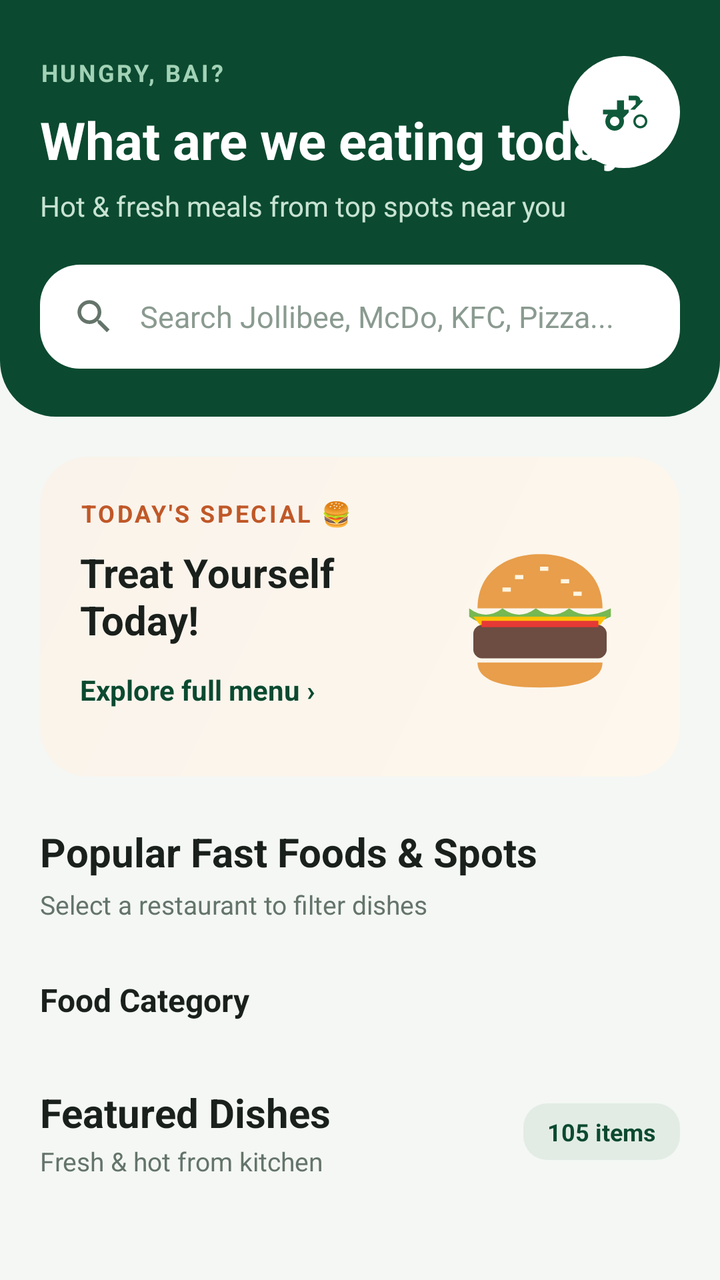
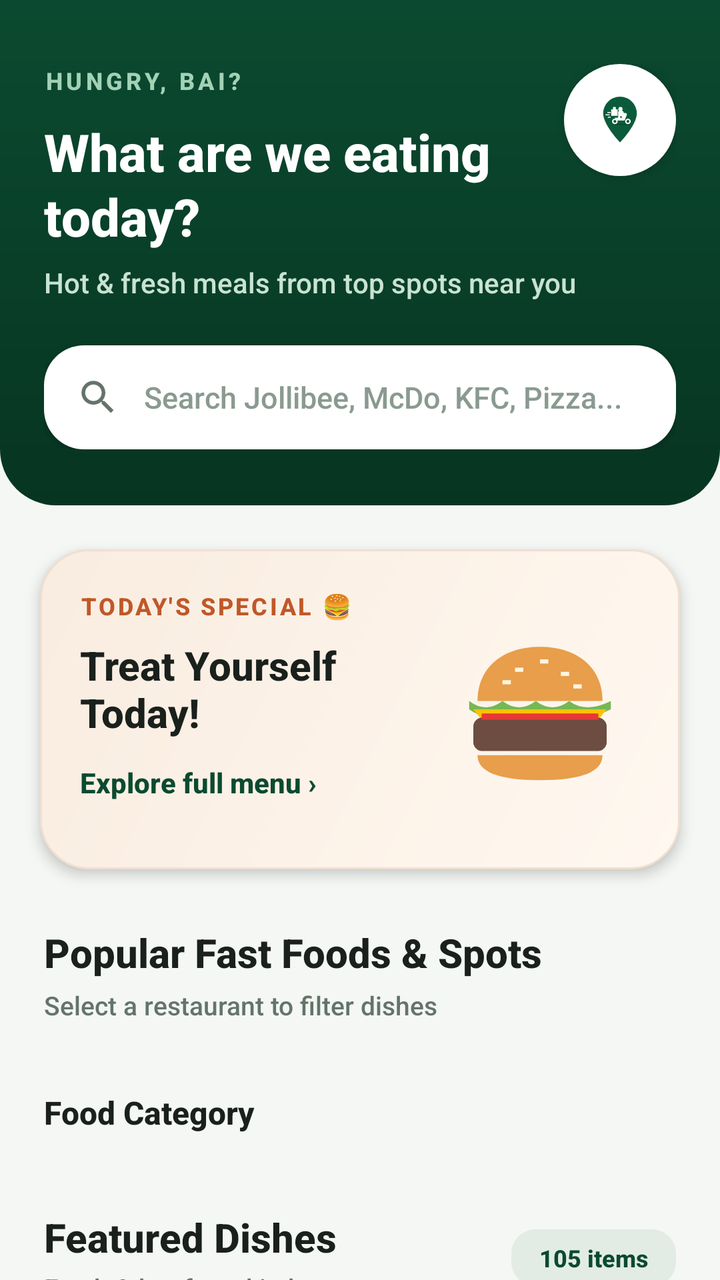

The first picture is an Android layout as it rendered before a commit; the second is the same layout after the commit. The layout source and the unified diff follow.
<!-- AndroidManifest.xml: application theme Theme.FoodOrderingSystem -->
<!-- res/layout/fragment_home.xml -->
<?xml version="1.0" encoding="utf-8"?>
<androidx.coordinatorlayout.widget.CoordinatorLayout xmlns:android="http://schemas.android.com/apk/res/android"
    xmlns:app="http://schemas.android.com/apk/res-auto"
    android:layout_width="match_parent"
    android:layout_height="match_parent"
    android:background="@color/bg_screen">

    <androidx.core.widget.NestedScrollView
        android:layout_width="match_parent"
        android:layout_height="match_parent"
        android:fillViewport="true">

        <LinearLayout
            android:layout_width="match_parent"
            android:layout_height="wrap_content"
            android:orientation="vertical">

            
            <androidx.constraintlayout.widget.ConstraintLayout
                android:layout_width="match_parent"
                android:layout_height="wrap_content"
                android:background="@drawable/bg_dark_header"
                android:paddingHorizontal="20dp"
                android:paddingTop="28dp"
                android:paddingBottom="24dp">

                
                <TextView
                    android:id="@+id/tv_tagline"
                    android:layout_width="wrap_content"
                    android:layout_height="wrap_content"
                    android:letterSpacing="0.1"
                    android:text="HUNGRY, BAI?"
                    android:textColor="#A2D2B6"
                    android:textSize="12sp"
                    android:textStyle="bold"
                    app:layout_constraintStart_toStartOf="parent"
                    app:layout_constraintTop_toTopOf="parent" />

                
                <TextView
                    android:id="@+id/tv_title"
                    android:layout_width="wrap_content"
                    android:layout_height="wrap_content"
                    android:layout_marginTop="8dp"
                    android:text="What are we eating today?"
                    android:textColor="@color/white"
                    android:textSize="26sp"
                    android:textStyle="bold"
                    app:layout_constraintStart_toStartOf="parent"
                    app:layout_constraintTop_toBottomOf="@id/tv_tagline" />

                
                <TextView
                    android:id="@+id/tv_subtitle"
                    android:layout_width="wrap_content"
                    android:layout_height="wrap_content"
                    android:layout_marginTop="6dp"
                    android:text="Hot &amp; fresh meals from top spots near you"
                    android:textColor="#C8E3D2"
                    android:textSize="14sp"
                    app:layout_constraintStart_toStartOf="parent"
                    app:layout_constraintTop_toBottomOf="@id/tv_title" />

                
                <FrameLayout
                    android:layout_width="56dp"
                    android:layout_height="56dp"
                    android:background="@drawable/bg_circle_white"
                    app:layout_constraintEnd_toEndOf="parent"
                    app:layout_constraintTop_toTopOf="parent">

                    <ImageView
                        android:layout_width="28dp"
                        android:layout_height="28dp"
                        android:layout_gravity="center"
                        android:src="@drawable/ic_scooter_badge" />
                </FrameLayout>

                
                <LinearLayout
                    android:id="@+id/ll_search"
                    android:layout_width="0dp"
                    android:layout_height="52dp"
                    android:layout_marginTop="20dp"
                    android:background="@drawable/bg_info_pill"
                    android:gravity="center_vertical"
                    android:orientation="horizontal"
                    android:paddingHorizontal="16dp"
                    app:layout_constraintEnd_toEndOf="parent"
                    app:layout_constraintStart_toStartOf="parent"
                    app:layout_constraintTop_toBottomOf="@id/tv_subtitle">

                    <ImageView
                        android:layout_width="22dp"
                        android:layout_height="22dp"
                        android:src="@drawable/ic_search" />

                    <EditText
                        android:id="@+id/et_search"
                        android:layout_width="match_parent"
                        android:layout_height="match_parent"
                        android:layout_marginStart="12dp"
                        android:background="@null"
                        android:hint="Search Jollibee, McDo, KFC, Pizza..."
                        android:inputType="text"
                        android:textColor="@color/text_dark"
                        android:textColorHint="@color/text_muted"
                        android:textSize="15sp" />
                </LinearLayout>

            </androidx.constraintlayout.widget.ConstraintLayout>

            
            <androidx.constraintlayout.widget.ConstraintLayout
                android:id="@+id/card_promo"
                android:layout_width="match_parent"
                android:layout_height="160dp"
                android:layout_marginHorizontal="20dp"
                android:layout_marginTop="20dp"
                android:background="@drawable/bg_promo_card"
                android:padding="20dp">

                <TextView
                    android:id="@+id/tv_promo_tag"
                    android:layout_width="wrap_content"
                    android:layout_height="wrap_content"
                    android:letterSpacing="0.1"
                    android:text="TODAY'S SPECIAL 🍔"
                    android:textColor="#C05828"
                    android:textSize="12sp"
                    android:textStyle="bold"
                    app:layout_constraintStart_toStartOf="parent"
                    app:layout_constraintTop_toTopOf="parent" />

                <TextView
                    android:id="@+id/tv_promo_title"
                    android:layout_width="0dp"
                    android:layout_height="wrap_content"
                    android:layout_marginTop="8dp"
                    android:layout_marginEnd="12dp"
                    android:text="Treat Yourself Today!"
                    android:textColor="@color/text_dark"
                    android:textSize="20sp"
                    android:textStyle="bold"
                    app:layout_constraintEnd_toStartOf="@id/iv_promo_burger"
                    app:layout_constraintStart_toStartOf="parent"
                    app:layout_constraintTop_toBottomOf="@id/tv_promo_tag" />

                <TextView
                    android:id="@+id/tv_promo_btn"
                    android:layout_width="wrap_content"
                    android:layout_height="wrap_content"
                    android:layout_marginTop="12dp"
                    android:clickable="true"
                    android:focusable="true"
                    android:text="Explore full menu ›"
                    android:textColor="@color/primary_green_dark"
                    android:textSize="14sp"
                    android:textStyle="bold"
                    app:layout_constraintStart_toStartOf="parent"
                    app:layout_constraintTop_toBottomOf="@id/tv_promo_title" />

                <ImageView
                    android:id="@+id/iv_promo_burger"
                    android:layout_width="100dp"
                    android:layout_height="100dp"
                    android:src="@drawable/ic_food_burger"
                    app:layout_constraintBottom_toBottomOf="parent"
                    app:layout_constraintEnd_toEndOf="parent"
                    app:layout_constraintTop_toTopOf="parent" />

            </androidx.constraintlayout.widget.ConstraintLayout>

            
            <TextView
                android:layout_width="wrap_content"
                android:layout_height="wrap_content"
                android:layout_marginStart="20dp"
                android:layout_marginTop="24dp"
                android:text="Popular Fast Foods &amp; Spots"
                android:textColor="@color/text_dark"
                android:textSize="20sp"
                android:textStyle="bold" />

            <TextView
                android:layout_width="wrap_content"
                android:layout_height="wrap_content"
                android:layout_marginStart="20dp"
                android:layout_marginTop="4dp"
                android:text="Select a restaurant to filter dishes"
                android:textColor="@color/text_secondary"
                android:textSize="13sp" />

            
            <HorizontalScrollView
                android:layout_width="match_parent"
                android:layout_height="wrap_content"
                android:layout_marginTop="12dp"
                android:clipToPadding="false"
                android:paddingHorizontal="16dp"
                android:scrollbars="none">

                <LinearLayout
                    android:id="@+id/ll_restaurants"
                    android:layout_width="wrap_content"
                    android:layout_height="wrap_content"
                    android:orientation="horizontal">
                    
                </LinearLayout>
            </HorizontalScrollView>

            
            <TextView
                android:layout_width="wrap_content"
                android:layout_height="wrap_content"
                android:layout_marginStart="20dp"
                android:layout_marginTop="16dp"
                android:text="Food Category"
                android:textColor="@color/text_dark"
                android:textSize="16sp"
                android:textStyle="bold" />

            <HorizontalScrollView
                android:layout_width="match_parent"
                android:layout_height="wrap_content"
                android:layout_marginTop="8dp"
                android:clipToPadding="false"
                android:paddingHorizontal="16dp"
                android:scrollbars="none">

                <LinearLayout
                    android:id="@+id/ll_categories"
                    android:layout_width="wrap_content"
                    android:layout_height="wrap_content"
                    android:orientation="horizontal">
                    
                </LinearLayout>
            </HorizontalScrollView>

            
            <LinearLayout
                android:layout_width="match_parent"
                android:layout_height="wrap_content"
                android:layout_marginHorizontal="20dp"
                android:layout_marginTop="24dp"
                android:gravity="center_vertical"
                android:orientation="horizontal">

                <LinearLayout
                    android:layout_width="0dp"
                    android:layout_height="wrap_content"
                    android:layout_weight="1"
                    android:orientation="vertical">

                    <TextView
                        android:layout_width="wrap_content"
                        android:layout_height="wrap_content"
                        android:text="Featured Dishes"
                        android:textColor="@color/text_dark"
                        android:textSize="20sp"
                        android:textStyle="bold" />

                    <TextView
                        android:layout_width="wrap_content"
                        android:layout_height="wrap_content"
                        android:layout_marginTop="2dp"
                        android:text="Fresh &amp; hot from kitchen"
                        android:textColor="@color/text_secondary"
                        android:textSize="13sp" />
                </LinearLayout>

                <TextView
                    android:id="@+id/tv_item_count_badge"
                    android:layout_width="wrap_content"
                    android:layout_height="wrap_content"
                    android:background="@drawable/bg_badge_green"
                    android:paddingHorizontal="12dp"
                    android:paddingVertical="6dp"
                    android:text="105 items"
                    android:textColor="@color/primary_green_dark"
                    android:textSize="12sp"
                    android:textStyle="bold" />
            </LinearLayout>

            
            <androidx.recyclerview.widget.RecyclerView
                android:id="@+id/rv_food_list"
                android:layout_width="match_parent"
                android:layout_height="wrap_content"
                android:layout_marginHorizontal="12dp"
                android:layout_marginTop="12dp"
                android:layout_marginBottom="24dp"
                android:nestedScrollingEnabled="false" />

        </LinearLayout>
    </androidx.core.widget.NestedScrollView>

</androidx.coordinatorlayout.widget.CoordinatorLayout>
<!-- resources referenced by this layout -->
<resources>
  <color name="bg_screen">#F4F7F4</color>
  <color name="primary_green_dark">#0B4A30</color>
  <color name="text_dark">#1A201C</color>
  <color name="text_muted">#8A9A90</color>
  <color name="text_secondary">#64746B</color>
  <color name="white">#FFFFFFFF</color>
  <!-- drawable bg_circle_white (drawable) -->
  <?xml version="1.0" encoding="utf-8"?>
  <shape xmlns:android="http://schemas.android.com/apk/res/android"
      android:shape="oval">
      <solid android:color="#FFFFFF" />
  </shape>
  <!-- drawable bg_dark_header (drawable) -->
  <?xml version="1.0" encoding="utf-8"?>
  <shape xmlns:android="http://schemas.android.com/apk/res/android">
      <solid android:color="#0B4A30" />
      <corners
          android:bottomLeftRadius="28dp"
          android:bottomRightRadius="28dp" />
  </shape>
  <!-- drawable bg_promo_card (drawable) -->
  <?xml version="1.0" encoding="utf-8"?>
  <shape xmlns:android="http://schemas.android.com/apk/res/android">
      <gradient
          android:angle="135"
          android:endColor="#FAF3EB"
          android:startColor="#FDF7ED" />
      <corners android:radius="24dp" />
  </shape>
  <!-- drawable ic_scooter_badge (drawable) -->
  <vector xmlns:android="http://schemas.android.com/apk/res/android"
      android:width="36dp"
      android:height="36dp"
      android:viewportWidth="24"
      android:viewportHeight="24">
      <path
          android:fillColor="#0F5A3B"
          android:pathData="M19,7c0,-1.1 -0.9,-2 -2,-2h-3v2h3v1.65l-2.28,2.35H12V7H9v4H3v2h2.18C4.46,13.8 4,14.85 4,16c0,2.21 1.79,4 4,4s4,-1.79 4,-4c0,-0.51 -0.1,-1 -0.28,-1.45L14,12.2V11h2.59l2.71,-2.81C19.75,7.9 20,7.46 20,7zM8,18c-1.1,0 -2,-0.9 -2,-2s0.9,-2 2,-2 2,0.9 2,2 -0.9,2 -2,2zM19,13c-1.66,0 -3,1.34 -3,3s1.34,3 3,3 3,-1.34 3,-3 -1.34,-3 -3,-3zM19,18c-1.1,0 -2,-0.9 -2,-2s0.9,-2 2,-2 2,0.9 2,2 -0.9,2 -2,2z"/>
  </vector>
  <style name="Theme.FoodOrderingSystem" parent="Base.Theme.FoodOrderingSystem" />
  <style name="Base.Theme.FoodOrderingSystem" parent="Theme.Material3.DayNight.NoActionBar">
          <item name="colorPrimary">@color/primary_green</item>
          <item name="colorOnPrimary">@color/white</item>
          <item name="android:windowBackground">@color/bg_screen</item>
          <item name="android:statusBarColor">@color/bg_screen</item>
          <item name="android:windowLightStatusBar">true</item>
      </style>
  <color name="primary_green">#0F5A3B</color>
  <!-- unchanged entries left out for length: 4 -->
</resources>

<!-- the commit's change to res/layout/fragment_home.xml (unified diff, before → after) -->
@@ -16,20 +16,22 @@
             android:orientation="vertical">
 
             
+            
             <androidx.constraintlayout.widget.ConstraintLayout
                 android:layout_width="match_parent"
                 android:layout_height="wrap_content"
                 android:background="@drawable/bg_dark_header"
-                android:paddingHorizontal="20dp"
-                android:paddingTop="28dp"
-                android:paddingBottom="24dp">
-
+                android:paddingHorizontal="22dp"
+                android:paddingTop="32dp"
+                android:paddingBottom="28dp">
+
+                
                 
                 <TextView
                     android:id="@+id/tv_tagline"
                     android:layout_width="wrap_content"
                     android:layout_height="wrap_content"
-                    android:letterSpacing="0.1"
+                    android:letterSpacing="0.15"
                     android:text="HUNGRY, BAI?"
                     android:textColor="#A2D2B6"
                     android:textSize="12sp"
@@ -38,15 +40,19 @@
                     app:layout_constraintTop_toTopOf="parent" />
 
                 
+                
                 <TextView
                     android:id="@+id/tv_title"
-                    android:layout_width="wrap_content"
-                    android:layout_height="wrap_content"
-                    android:layout_marginTop="8dp"
+                    android:layout_width="0dp"
+                    android:layout_height="wrap_content"
+                    android:layout_marginTop="10dp"
+                    android:layout_marginEnd="60dp"
+                    android:lineSpacingExtra="2dp"
                     android:text="What are we eating today?"
                     android:textColor="@color/white"
                     android:textSize="26sp"
                     android:textStyle="bold"
+                    app:layout_constraintEnd_toEndOf="parent"
                     app:layout_constraintStart_toStartOf="parent"
                     app:layout_constraintTop_toBottomOf="@id/tv_tagline" />
 
@@ -63,10 +69,12 @@
                     app:layout_constraintTop_toBottomOf="@id/tv_title" />
 
                 
+                
                 <FrameLayout
                     android:layout_width="56dp"
                     android:layout_height="56dp"
                     android:background="@drawable/bg_circle_white"
+                    android:elevation="4dp"
                     app:layout_constraintEnd_toEndOf="parent"
                     app:layout_constraintTop_toTopOf="parent">
 
@@ -78,12 +86,14 @@
                 </FrameLayout>
 
                 
+                
                 <LinearLayout
                     android:id="@+id/ll_search"
                     android:layout_width="0dp"
                     android:layout_height="52dp"
-                    android:layout_marginTop="20dp"
+                    android:layout_marginTop="22dp"
                     android:background="@drawable/bg_info_pill"
+                    android:elevation="3dp"
                     android:gravity="center_vertical"
                     android:orientation="horizontal"
                     android:paddingHorizontal="16dp"
@@ -112,13 +122,15 @@
             </androidx.constraintlayout.widget.ConstraintLayout>
 
             
+            
             <androidx.constraintlayout.widget.ConstraintLayout
                 android:id="@+id/card_promo"
                 android:layout_width="match_parent"
                 android:layout_height="160dp"
                 android:layout_marginHorizontal="20dp"
-                android:layout_marginTop="20dp"
+                android:layout_marginTop="22dp"
                 android:background="@drawable/bg_promo_card"
+                android:elevation="4dp"
                 android:padding="20dp">
 
                 <TextView
@@ -173,11 +185,12 @@
             </androidx.constraintlayout.widget.ConstraintLayout>
 
             
+            
             <TextView
                 android:layout_width="wrap_content"
                 android:layout_height="wrap_content"
-                android:layout_marginStart="20dp"
-                android:layout_marginTop="24dp"
+                android:layout_marginStart="22dp"
+                android:layout_marginTop="28dp"
                 android:text="Popular Fast Foods &amp; Spots"
                 android:textColor="@color/text_dark"
                 android:textSize="20sp"
@@ -186,7 +199,7 @@
             <TextView
                 android:layout_width="wrap_content"
                 android:layout_height="wrap_content"
-                android:layout_marginStart="20dp"
+                android:layout_marginStart="22dp"
                 android:layout_marginTop="4dp"
                 android:text="Select a restaurant to filter dishes"
                 android:textColor="@color/text_secondary"
@@ -196,9 +209,9 @@
             <HorizontalScrollView
                 android:layout_width="match_parent"
                 android:layout_height="wrap_content"
-                android:layout_marginTop="12dp"
+                android:layout_marginTop="14dp"
                 android:clipToPadding="false"
-                android:paddingHorizontal="16dp"
+                android:paddingHorizontal="18dp"
                 android:scrollbars="none">
 
                 <LinearLayout
@@ -214,8 +227,8 @@
             <TextView
                 android:layout_width="wrap_content"
                 android:layout_height="wrap_content"
-                android:layout_marginStart="20dp"
-                android:layout_marginTop="16dp"
+                android:layout_marginStart="22dp"
+                android:layout_marginTop="20dp"
                 android:text="Food Category"
                 android:textColor="@color/text_dark"
                 android:textSize="16sp"
@@ -224,9 +237,9 @@
             <HorizontalScrollView
                 android:layout_width="match_parent"
                 android:layout_height="wrap_content"
-                android:layout_marginTop="8dp"
+                android:layout_marginTop="10dp"
                 android:clipToPadding="false"
-                android:paddingHorizontal="16dp"
+                android:paddingHorizontal="18dp"
                 android:scrollbars="none">
 
                 <LinearLayout
@@ -242,8 +255,8 @@
             <LinearLayout
                 android:layout_width="match_parent"
                 android:layout_height="wrap_content"
-                android:layout_marginHorizontal="20dp"
-                android:layout_marginTop="24dp"
+                android:layout_marginHorizontal="22dp"
+                android:layout_marginTop="28dp"
                 android:gravity="center_vertical"
                 android:orientation="horizontal">
 
@@ -264,18 +277,19 @@
                     <TextView
                         android:layout_width="wrap_content"
                         android:layout_height="wrap_content"
-                        android:layout_marginTop="2dp"
+                        android:layout_marginTop="3dp"
                         android:text="Fresh &amp; hot from kitchen"
                         android:textColor="@color/text_secondary"
                         android:textSize="13sp" />
                 </LinearLayout>
 
+                
                 <TextView
                     android:id="@+id/tv_item_count_badge"
                     android:layout_width="wrap_content"
                     android:layout_height="wrap_content"
                     android:background="@drawable/bg_badge_green"
-                    android:paddingHorizontal="12dp"
+                    android:paddingHorizontal="14dp"
                     android:paddingVertical="6dp"
                     android:text="105 items"
                     android:textColor="@color/primary_green_dark"
@@ -284,12 +298,13 @@
             </LinearLayout>
 
             
+            
             <androidx.recyclerview.widget.RecyclerView
                 android:id="@+id/rv_food_list"
                 android:layout_width="match_parent"
                 android:layout_height="wrap_content"
-                android:layout_marginHorizontal="12dp"
-                android:layout_marginTop="12dp"
+                android:layout_marginHorizontal="10dp"
+                android:layout_marginTop="14dp"
                 android:layout_marginBottom="24dp"
                 android:nestedScrollingEnabled="false" />
 
<!-- resource entries referenced after the edit -->
@@ -15,7 +15,10 @@
   <!-- drawable bg_dark_header (drawable) -->
   <?xml version="1.0" encoding="utf-8"?>
   <shape xmlns:android="http://schemas.android.com/apk/res/android">
-      <solid android:color="#0B4A30" />
+      <gradient
+          android:angle="270"
+          android:startColor="@color/header_gradient_start"
+          android:endColor="@color/header_gradient_end" />
       <corners
           android:bottomLeftRadius="28dp"
           android:bottomRightRadius="28dp" />
@@ -25,27 +28,77 @@
   <shape xmlns:android="http://schemas.android.com/apk/res/android">
       <gradient
           android:angle="135"
-          android:endColor="#FAF3EB"
-          android:startColor="#FDF7ED" />
+          android:startColor="#FFF8F0"
+          android:endColor="#F9ECE0" />
       <corners android:radius="24dp" />
+      <stroke
+          android:width="1dp"
+          android:color="#F0DFD0" />
   </shape>
   <!-- drawable ic_scooter_badge (drawable) -->
   <vector xmlns:android="http://schemas.android.com/apk/res/android"
-      android:width="36dp"
-      android:height="36dp"
-      android:viewportWidth="24"
-      android:viewportHeight="24">
+      android:width="40dp"
+      android:height="40dp"
+      android:viewportWidth="120"
+      android:viewportHeight="120">
+  
+      
       <path
-          android:fillColor="#0F5A3B"
-          android:pathData="M19,7c0,-1.1 -0.9,-2 -2,-2h-3v2h3v1.65l-2.28,2.35H12V7H9v4H3v2h2.18C4.46,13.8 4,14.85 4,16c0,2.21 1.79,4 4,4s4,-1.79 4,-4c0,-0.51 -0.1,-1 -0.28,-1.45L14,12.2V11h2.59l2.71,-2.81C19.75,7.9 20,7.46 20,7zM8,18c-1.1,0 -2,-0.9 -2,-2s0.9,-2 2,-2 2,0.9 2,2 -0.9,2 -2,2zM19,13c-1.66,0 -3,1.34 -3,3s1.34,3 3,3 3,-1.34 3,-3 -1.34,-3 -3,-3zM19,18c-1.1,0 -2,-0.9 -2,-2s0.9,-2 2,-2 2,0.9 2,2 -0.9,2 -2,2z"/>
+          android:fillColor="#0A5B3B"
+          android:pathData="M60,10 C40.12,10 24,26.12 24,46 C24,70.5 60,108 60,108 C60,108 96,70.5 96,46 C96,26.12 79.88,10 60,10 Z"/>
+  
+      
+      <path
+          android:fillColor="#FFFFFF"
+          android:pathData="M33,43 h7 v2 h-7 z M29,48 h9 v2 h-9 z M34,53 h6 v2 h-6 z"/>
+  
+      
+      <path
+          android:fillColor="#FFFFFF"
+          android:pathData="M41,37 h14 v14 h-14 z M45,32 h6 v5 h-6 z"/>
+  
+      
+      <path
+          android:fillColor="#FFFFFF"
+          android:pathData="M61,32 A4.5,4.5 0 1,0 61,41 A4.5,4.5 0 1,0 61,32 Z"/>
+  
+      
+      <path
+          android:fillColor="#FFFFFF"
+          android:pathData="M56,43 C56,41 58,40 61,40 L64,40 C66,40 68,42 68,45 L66,52 L60,52 L60,60 L56,60 Z M66,45 L73,45 L70,50 L66,49 Z"/>
+  
+      
+      <path
+          android:fillColor="#FFFFFF"
+          android:pathData="M49,57 C45.69,57 43,59.69 43,63 C43,66.31 45.69,69 49,69 C52.31,69 55,66.31 55,63 C55,59.69 52.31,57 49,57 Z M49,60 C50.66,60 52,61.34 52,63 C52,64.66 50.66,66 49,66 C47.34,66 46,64.66 46,63 C46,61.34 47.34,60 49,60 Z"/>
+  
+      
+      <path
+          android:fillColor="#FFFFFF"
+          android:pathData="M77,57 C73.69,57 71,59.69 71,63 C71,66.31 73.69,69 77,69 C80.31,69 83,66.31 83,63 C83,59.69 80.31,57 77,57 Z M77,60 C78.66,60 80,61.34 80,63 C80,64.66 78.66,66 77,66 C75.34,66 74,64.66 74,63 C74,61.34 75.34,60 77,60 Z"/>
+  
+      
+      <path
+          android:fillColor="#FFFFFF"
+          android:pathData="M49,55 L63,55 L65,61 L52,61 Z M64,52 L73,45 L75,48 L70,61 L64,61 Z"/>
+  
+      
+      <path
+          android:fillColor="#063E27"
+          android:pathData="M41,68 Q63,73 85,68 Q63,70 41,68 Z"/>
   </vector>
   <style name="Theme.FoodOrderingSystem" parent="Base.Theme.FoodOrderingSystem" />
+  <color name="header_gradient_start">#0B4A30</color>
+  <color name="header_gradient_end">#073522</color>
   <style name="Base.Theme.FoodOrderingSystem" parent="Theme.Material3.DayNight.NoActionBar">
           <item name="colorPrimary">@color/primary_green</item>
           <item name="colorOnPrimary">@color/white</item>
           <item name="android:windowBackground">@color/bg_screen</item>
           <item name="android:statusBarColor">@color/bg_screen</item>
           <item name="android:windowLightStatusBar">true</item>
+          
+          <item name="android:overScrollMode">never</item>
+          <item name="android:fontFamily">sans-serif-medium</item>
       </style>
   <color name="primary_green">#0F5A3B</color>
   <!-- unchanged entries left out for length: 4 -->
